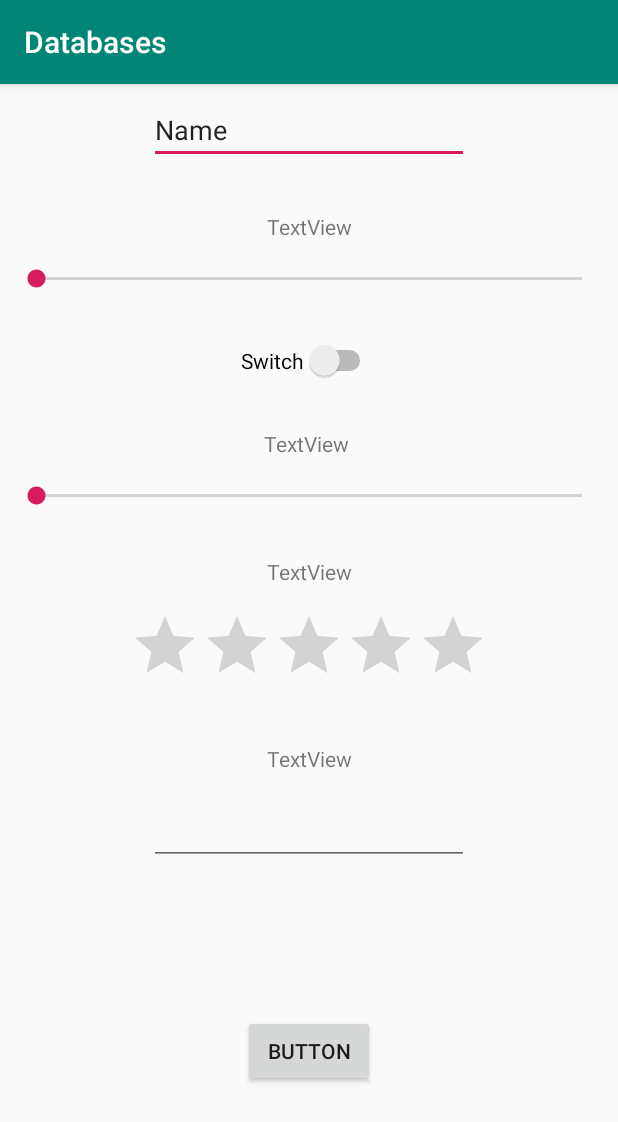
After one commit to Btforce/Databases, an Android app: the FriendDetailActivity screen opened directly, with no data from a screen before it, on a phone screen of 412 x 824 dp. The commit adds this screen. Shown: the top 1122 px of the screen. Run offline under Robolectric (Android 15) with nearby library versions, the phone set to English and light mode, and no system bars.

Commit message:
made friendListActivity friendDetailActivity friendItemActivity

```diff
--- a/app/src/main/AndroidManifest.xml
+++ b/app/src/main/AndroidManifest.xml
@@ -12,7 +12,9 @@
         android:roundIcon="@mipmap/ic_launcher_round"
         android:supportsRtl="true"
         android:theme="@style/AppTheme">
-        <activity android:name=".DisplayFriendsActivity"></activity>
+        <activity android:name=".FriendDetailActivity"></activity>
+        <activity android:name=".FriendItemActivity" />
+        <activity android:name=".DisplayFriendListActivity" />
         <activity
             android:name=".RegistrationActivity"
             android:parentActivityName=".LoginActivity" />
--- /dev/null
+++ b/app/src/main/java/com/mistershorr/databases/FriendDetailActivity.java
@@ -0,0 +1,99 @@
+package com.mistershorr.databases;
+
+import androidx.appcompat.app.AppCompatActivity;
+
+import android.content.Intent;
+import android.os.Bundle;
+import android.view.View;
+import android.widget.Button;
+import android.widget.EditText;
+import android.widget.RatingBar;
+import android.widget.SeekBar;
+import android.widget.Switch;
+import android.widget.TextView;
+
+public class FriendDetailActivity extends AppCompatActivity {
+
+    private EditText editTextName;
+    private TextView textViewClumsiness;
+    private TextView textViewGymFreq;
+    private TextView textViewTrust;
+    private SeekBar seekBarClumsiness;
+    private Switch switchAwesome;
+    private SeekBar seekBarGymFreq;
+    private RatingBar ratingBarTrust;
+    private EditText editTextMoneyOwed;
+    private TextView textViewMoneyOwed;
+    private Button buttonSave;
+    private Friend friend;
+
+    @Override
+    protected void onCreate(Bundle savedInstanceState) {
+        super.onCreate(savedInstanceState);
+        setContentView(R.layout.activity_friend_detail);
+
+        Intent lastIntent = getIntent();
+
+        Friend friend = lastIntent.getParcelableExtra(DisplayFriendListActivity.EXTRA_FRIEND);
+
+        wireWidgets();
+        setListeners();
+
+        if(friend != null){
+            //set values
+            editTextName.setText(friend.getName());
+            editTextMoneyOwed.setText(String.valueOf(friend.getMoneyOwed()));
+            ratingBarTrust.setProgress(friend.getTrustworthiness());
+            switchAwesome.setChecked(friend.isAwesome());
+            seekBarClumsiness.setProgress(friend.getClumsiness());
+            seekBarGymFreq.setProgress((int) (friend.getGymFrequency()*2));
+            switchAwesome.setText("Awesome");
+            textViewClumsiness.setText("Clumsiness");
+            textViewGymFreq.setText("Gym Frequency");
+            textViewMoneyOwed.setText("Money Owed");
+            textViewTrust.setText("Trust");
+
+
+
+        }
+        else{
+            friend = new Friend();
+            //set the ownerId here to the current user Id
+        }
+
+
+
+
+
+
+    }
+
+    private void wireWidgets() {
+
+        editTextName = findViewById(R.id.editText_friendDetail_name);
+        seekBarClumsiness = findViewById(R.id.seekBar_friendDetail_clumsiness);
+        seekBarGymFreq = findViewById(R.id.seekBar_friendDetail_gymFreq);
+        textViewClumsiness = findViewById(R.id.textView_friendDetail_clumsiness);
+        textViewGymFreq = findViewById(R.id.textView_friendDetail_gymFreq);
+        textViewMoneyOwed = findViewById(R.id.textView_friendDetail_moneyOwed);
+        textViewTrust = findViewById(R.id.textView_friendDetail_trust);
+        ratingBarTrust = findViewById(R.id.ratingBar_friendDetail_trust);
+        editTextMoneyOwed = findViewById(R.id.editText_friendDetail_moneyOwed);
+        switchAwesome = findViewById(R.id.switch_friendDetail_isAwesome);
+        buttonSave = findViewById(R.id.button_friendDetail_save);
+
+
+    }
+
+    private void setListeners() {
+
+        buttonSave.setOnClickListener(new View.OnClickListener() {
+            @Override
+            public void onClick(View view) {
+
+            }
+        });
+
+    }
+
+}
--- /dev/null
+++ b/app/src/main/res/layout/activity_friend_detail.xml
@@ -0,0 +1,142 @@
+<?xml version="1.0" encoding="utf-8"?>
+<androidx.constraintlayout.widget.ConstraintLayout xmlns:android="http://schemas.android.com/apk/res/android"
+    xmlns:app="http://schemas.android.com/apk/res-auto"
+    xmlns:tools="http://schemas.android.com/tools"
+    android:layout_width="match_parent"
+    android:layout_height="match_parent"
+    tools:context=".FriendDetailActivity">
+
+    <EditText
+        android:id="@+id/editText_friendDetail_name"
+        android:layout_width="wrap_content"
+        android:layout_height="wrap_content"
+        android:layout_marginTop="8dp"
+        android:ems="10"
+        android:inputType="textPersonName"
+        android:text="Name"
+        app:layout_constraintEnd_toEndOf="parent"
+        app:layout_constraintStart_toStartOf="parent"
+        app:layout_constraintTop_toTopOf="parent" />
+
+    <TextView
+        android:id="@+id/textView_friendDetail_clumsiness"
+        android:layout_width="wrap_content"
+        android:layout_height="wrap_content"
+        android:layout_marginTop="32dp"
+        android:text="TextView"
+        app:layout_constraintEnd_toEndOf="parent"
+        app:layout_constraintStart_toStartOf="parent"
+        app:layout_constraintTop_toBottomOf="@+id/editText_friendDetail_name" />
+
+    <SeekBar
+        android:id="@+id/seekBar_friendDetail_clumsiness"
+        android:layout_width="0dp"
+        android:layout_height="wrap_content"
+        android:layout_marginStart="8dp"
+        android:layout_marginTop="16dp"
+        android:layout_marginEnd="8dp"
+        app:layout_constraintEnd_toEndOf="parent"
+        app:layout_constraintHorizontal_bias="1.0"
+        app:layout_constraintStart_toStartOf="parent"
+        app:layout_constraintTop_toBottomOf="@+id/textView_friendDetail_clumsiness" />
+
+    <Switch
+        android:id="@+id/switch_friendDetail_isAwesome"
+        android:layout_width="wrap_content"
+        android:layout_height="wrap_content"
+        android:layout_marginStart="8dp"
+        android:layout_marginTop="32dp"
+        android:layout_marginEnd="8dp"
+        android:text="Switch"
+        app:layout_constraintEnd_toEndOf="parent"
+        app:layout_constraintHorizontal_bias="0.498"
+        app:layout_constraintStart_toStartOf="parent"
+        app:layout_constraintTop_toBottomOf="@+id/seekBar_friendDetail_clumsiness" />
+
+    <TextView
+        android:id="@+id/textView_friendDetail_gymFreq"
+        android:layout_width="wrap_content"
+        android:layout_height="wrap_content"
+        android:layout_marginStart="176dp"
+        android:layout_marginTop="32dp"
+        android:layout_marginEnd="177dp"
+        android:text="TextView"
+        app:layout_constraintEnd_toEndOf="parent"
+        app:layout_constraintHorizontal_bias="0.0"
+        app:layout_constraintStart_toStartOf="parent"
+        app:layout_constraintTop_toBottomOf="@+id/switch_friendDetail_isAwesome" />
+
+    <SeekBar
+        android:id="@+id/seekBar_friendDetail_gymFreq"
+        android:layout_width="0dp"
+        android:layout_height="wrap_content"
+        android:layout_marginStart="8dp"
+        android:layout_marginTop="16dp"
+        android:layout_marginEnd="8dp"
+        app:layout_constraintEnd_toEndOf="parent"
+        app:layout_constraintHorizontal_bias="0.0"
+        app:layout_constraintStart_toStartOf="parent"
+        app:layout_constraintTop_toBottomOf="@+id/textView_friendDetail_gymFreq" />
+
+    <TextView
+        android:id="@+id/textView_friendDetail_trust"
+        android:layout_width="wrap_content"
+        android:layout_height="wrap_content"
+        android:layout_marginStart="8dp"
+        android:layout_marginTop="32dp"
+        android:layout_marginEnd="8dp"
+        android:text="TextView"
+        app:layout_constraintEnd_toEndOf="parent"
+        app:layout_constraintStart_toStartOf="parent"
+        app:layout_constraintTop_toBottomOf="@+id/seekBar_friendDetail_gymFreq" />
+
+    <RatingBar
+        android:id="@+id/ratingBar_friendDetail_trust"
+        android:layout_width="wrap_content"
+        android:layout_height="wrap_content"
+        android:layout_marginStart="8dp"
+        android:layout_marginTop="16dp"
+        android:layout_marginEnd="8dp"
+        app:layout_constraintEnd_toEndOf="parent"
+        app:layout_constraintStart_toStartOf="parent"
+        app:layout_constraintTop_toBottomOf="@+id/textView_friendDetail_trust" />
+
+    <TextView
+        android:id="@+id/textView_friendDetail_moneyOwed"
+        android:layout_width="wrap_content"
+        android:layout_height="wrap_content"
+        android:layout_marginStart="8dp"
+        android:layout_marginTop="32dp"
+        android:layout_marginEnd="8dp"
+        android:text="TextView"
+        app:layout_constraintEnd_toEndOf="parent"
+        app:layout_constraintStart_toStartOf="parent"
+        app:layout_constraintTop_toBottomOf="@+id/ratingBar_friendDetail_trust" />
+
+    <EditText
+        android:id="@+id/editText_friendDetail_moneyOwed"
+        android:layout_width="wrap_content"
+        android:layout_height="wrap_content"
+        android:layout_marginStart="8dp"
+        android:layout_marginTop="16dp"
+        android:layout_marginEnd="8dp"
+        android:ems="10"
+        android:inputType="numberDecimal"
+        app:layout_constraintEnd_toEndOf="parent"
+        app:layout_constraintStart_toStartOf="parent"
+        app:layout_constraintTop_toBottomOf="@+id/textView_friendDetail_moneyOwed" />
+
+    <Button
+        android:id="@+id/button_friendDetail_save"
+        android:layout_width="wrap_content"
+        android:layout_height="wrap_content"
+        android:layout_marginStart="8dp"
+        android:layout_marginTop="8dp"
+        android:layout_marginEnd="8dp"
+        android:layout_marginBottom="8dp"
+        android:text="Button"
+        app:layout_constraintBottom_toBottomOf="parent"
+        app:layout_constraintEnd_toEndOf="parent"
+        app:layout_constraintStart_toStartOf="parent"
+        app:layout_constraintTop_toBottomOf="@+id/editText_friendDetail_moneyOwed" />
+</androidx.constraintlayout.widget.ConstraintLayout>
```
Also changed, not shown: app/src/main/java/com/mistershorr/databases/DisplayFriendListActivity.java (added, +148 -0 lines), app/src/main/java/com/mistershorr/databases/Friend.java (added, +123 -0 lines), app/src/main/java/com/mistershorr/databases/FriendItemActivity.java (renamed from app/src/main/java/com/mistershorr/databases/DisplayFriendsActivity.java, +5 -2 lines), app/src/main/java/com/mistershorr/databases/LoginActivity.java (+5 -2 lines), app/src/main/res/layout/activity_display_friend_list.xml (added, +34 -0 lines), app/src/main/res/layout/activity_display_friends.xml (deleted, +0 -33 lines), app/src/main/res/layout/activity_display_friends2.xml (deleted, +0 -9 lines).
